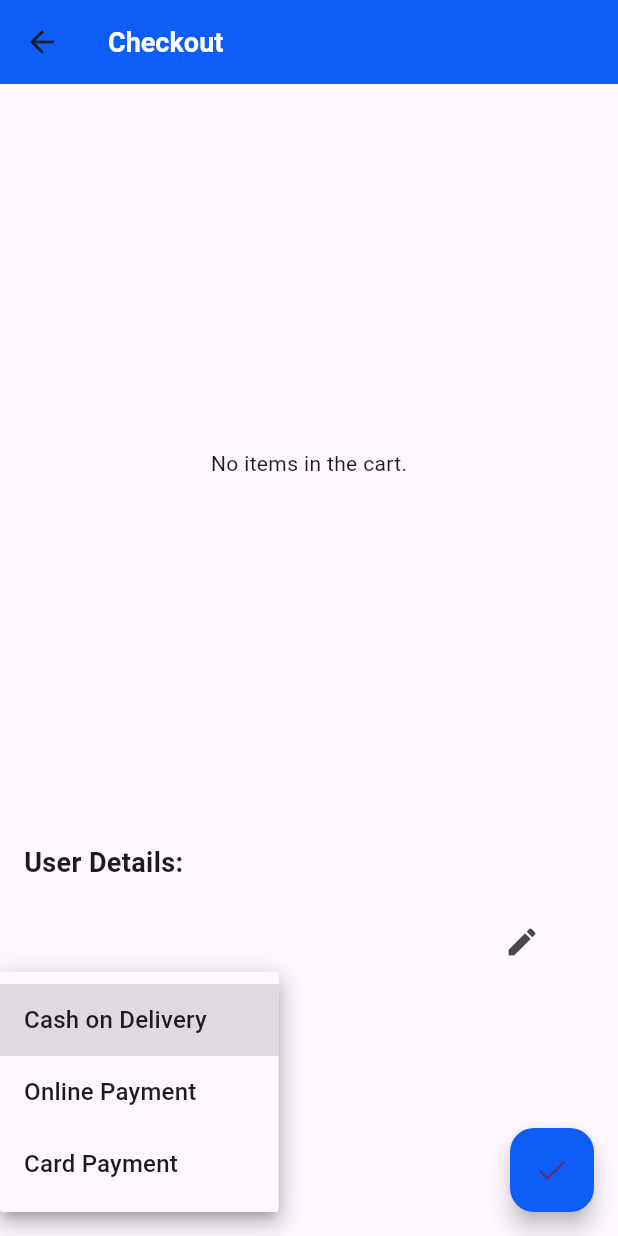
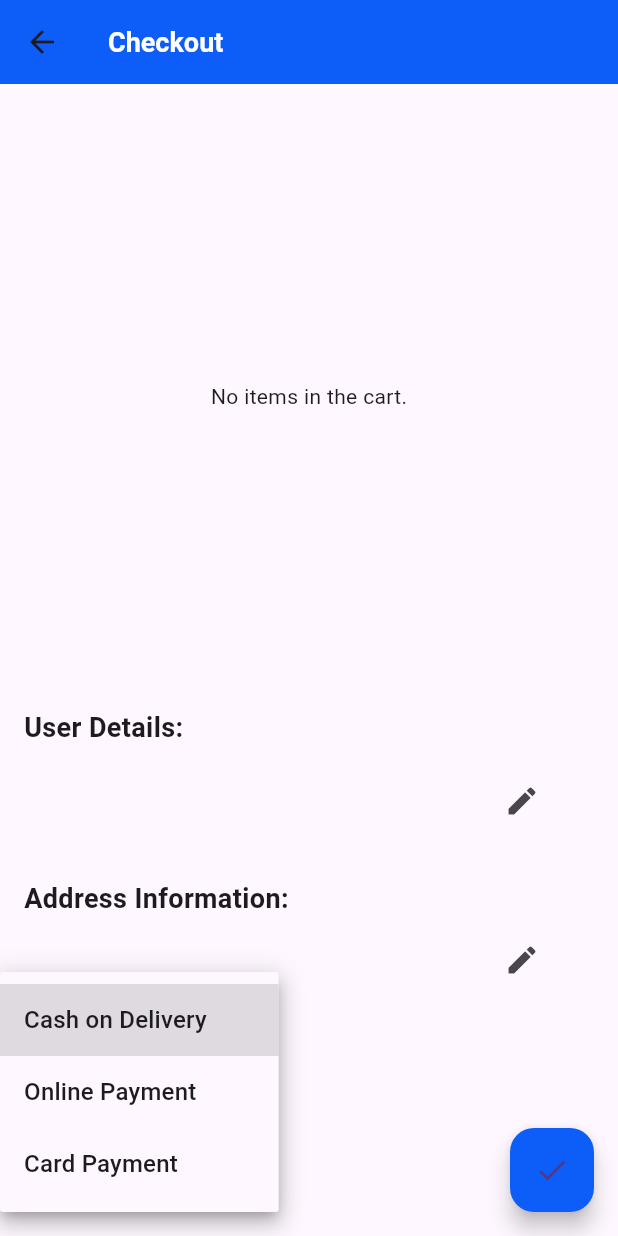
Before and after one commit to krishnasairammalapaka/ecub, a Flutter app: the FS_CheckoutScreen screen opened by its route, after a tap on "Cash on Delivery", on a phone screen of 412 x 824 dp. Run offline on Flutter 3.47's test engine with Material 3 defaults, Android fonts, the phone set to English and light mode, and no system bars; our stand-ins replace badges, carousel_slider, cloud_firestore, firebase_auth, firebase_core, font_awesome_flutter and 7 more; missing offline and left inert: razorpay_flutter, tflite_flutter, twilio_flutter; accounts and stored records are empty.

Commit message:
CheckOutAddressIssue

```diff
--- a/lib/service_page/FoodService/FS_CheckoutScreen.dart
+++ b/lib/service_page/FoodService/FS_CheckoutScreen.dart
@@ -6,6 +6,7 @@ import 'package:twilio_flutter/twilio_flutter.dart';
 import 'package:ecub_s1_v2/models/CheckoutHistory_DB.dart';
 import 'package:cloud_firestore/cloud_firestore.dart';
 import 'package:firebase_auth/firebase_auth.dart';
+import 'package:google_maps_flutter/google_maps_flutter.dart'; // Add this package for map functionality
 
 class FS_CheckoutScreen extends StatefulWidget {
   @override
@@ -22,6 +23,7 @@ class _FS_CheckoutScreenState extends State<FS_CheckoutScreen> {
   String userName = '';
   String userAddress = '';
   String userPhoneNumber = '';
+  LatLng? userLocation; // Track user's location
   String selectedPaymentOption = 'Cash on Delivery';
   bool hasSubscription = false;
   Map<String, dynamic>? subscriptionPack;
@@ -57,13 +59,121 @@ class _FS_CheckoutScreenState extends State<FS_CheckoutScreen> {
   }
 
   Future<void> _fetchUserDetails() async {
-    DocumentSnapshot userDoc = await FirebaseFirestore.instance.collection('users').doc(userId).get();
-    setState(() {
-      userName = userDoc['firstname'];
-      userAddress = userDoc['email'];
-      userPhoneNumber = userDoc['phonenumber'];
-    });
+    try {
+      DocumentSnapshot userDoc = await FirebaseFirestore.instance.collection('users').doc(userId).get();
+      if (userDoc.exists) {
+        // Get document data as a Map
+        Map<String, dynamic>? userData = userDoc.data() as Map<String, dynamic>?;
+
+        setState(() {
+          userName = userData?['firstname'] ?? 'No name';
+          userPhoneNumber = userData?['phonenumber'] ?? 'No phone number';
+
+          // Check if 'address' field exists and set a placeholder if not
+          userAddress = userData?.containsKey('address') == true
+              ? userData!['address'] ?? 'Enter address'
+              : 'Enter address'; // Placeholder value
+
+          print('Address: $userAddress');
+          // Uncomment and adjust this section if you want to handle location
+          // double? lat = userData?['latitude'];
+          // double? lon = userData?['longitude'];
+          // if (lat != null && lon != null) {
+          //   userLocation = LatLng(lat, lon);
+          // }
+        });
+      } else {
+        print('User document does not exist');
+      }
+    } catch (e) {
+      print('Error fetching user details: $e');
+    }
   }
+
+
+  void _showEditAddressDialog() {
+    showDialog(
+      context: context,
+      builder: (context) {
+        String tempAddress = userAddress;
+
+        return AlertDialog(
+          title: Text('Edit Address'),
+          content: Column(
+            mainAxisSize: MainAxisSize.min,
+            children: [
+              TextField(
+                decoration: InputDecoration(labelText: 'Address'),
+                onChanged: (value) => tempAddress = value,
+                controller: TextEditingController(text: tempAddress),
+              ),
+              SizedBox(height: 16),
+              // ElevatedButton(
+              //   onPressed: () {
+              //     // Navigate to the map screen to pick a location
+              //     Navigator.push(
+              //       context,
+              //       MaterialPageRoute(
+              //         builder: (context) => MapScreen(
+              //           onLocationSelected: (LatLng location) {
+              //             setState(() {
+              //               userLocation = location;
+              //               // Save location to Firestore
+              //               FirebaseFirestore.instance
+              //                   .collection('users')
+              //                   .doc(userId)
+              //                   .update({
+              //                 'address': tempAddress,
+              //                 'latitude': location.latitude,
+              //                 'longitude': location.longitude,
+              //               }).then((_) {
+              //                 print('Address and location updated successfully');
+              //               }).catchError((e) {
+              //                 print('Error updating address and location: $e');
+              //               });
+              //             });
+              //             Navigator.pop(context);
+              //           },
+              //         ),
+              //       ),
+              //     );
+              //   },
+              //   child: Text('Pick Location on Map'),
+              // ),
+            ],
+          ),
+          actions: [
+            TextButton(
+              onPressed: () {
+                Navigator.of(context).pop();
+              },
+              child: Text('Cancel'),
+            ),
+            TextButton(
+              onPressed: () async {
+                setState(() {
+                  userAddress = tempAddress;
+                });
+                await FirebaseFirestore.instance
+                    .collection('users')
+                    .doc(userId)
+                    .update({
+                  'address': userAddress,
+                }).then((_) {
+                  print('Address updated successfully');
+                }).catchError((e) {
+                  print('Error updating address: $e');
+                });
+                Navigator.of(context).pop();
+              },
+              child: Text('Save'),
+            ),
+          ],
+        );
+      },
+    );
+  }
+
 
   Future<void> _checkSubscription() async {
     DocumentSnapshot subscriptionDoc = await FirebaseFirestore.instance
@@ -105,6 +215,7 @@ class _FS_CheckoutScreenState extends State<FS_CheckoutScreen> {
     setState(() {}); // Update the UI with the new total amount
     print(totalAmount);
     print(packPPrice);
+
   }
 
   void _showEditUserDetailsDialog() {
@@ -124,11 +235,6 @@ class _FS_CheckoutScreenState extends State<FS_CheckoutScreen> {
                 decoration: InputDecoration(labelText: 'Name'),
                 onChanged: (value) => tempName = value,
                 controller: TextEditingController(text: tempName),
-              ),
-              TextField(
-                decoration: InputDecoration(labelText: 'Address'),
-                onChanged: (value) => tempAddress = value,
-                controller: TextEditingController(text: tempAddress),
               ),
               TextField(
                 decoration: InputDecoration(labelText: 'Phone Number'),
@@ -168,6 +274,8 @@ class _FS_CheckoutScreenState extends State<FS_CheckoutScreen> {
       },
     );
   }
+
+
 
   void _showOrderConfirmationDialog() {
     showDialog(
@@ -306,10 +414,25 @@ class _FS_CheckoutScreenState extends State<FS_CheckoutScreen> {
             ),
             ListTile(
               title: Text(userName),
-              subtitle: Text('$userAddress\n$userPhoneNumber'),
+              subtitle: Text('$userPhoneNumber'),
               trailing: IconButton(
                 icon: Icon(Icons.edit),
                 onPressed: _showEditUserDetailsDialog,
+              ),
+            ),
+            SizedBox(height: 16),
+            Text(
+              'Address Information:',
+              style: TextStyle(fontSize: 18, fontWeight: FontWeight.bold),
+            ),
+            ListTile(
+              title: Text(userAddress),
+              subtitle: userLocation != null
+                  ? Text('Lat: ${userLocation!.latitude}, Lon: ${userLocation!.longitude}')
+                  : null,
+              trailing: IconButton(
+                icon: Icon(Icons.edit),
+                onPressed: _showEditAddressDialog,
               ),
             ),
             SizedBox(height: 16),
@@ -405,3 +528,25 @@ class SubsCard extends StatelessWidget {
     );
   }
 }
+
+class MapScreen extends StatelessWidget {
+  final Function(LatLng) onLocationSelected;
+
+  MapScreen({required this.onLocationSelected});
+
+  @override
+  Widget build(BuildContext context) {
+    return Scaffold(
+      appBar: AppBar(title: Text('Select Location')),
+      body: GoogleMap(
+        initialCameraPosition: CameraPosition(
+          target: LatLng(0, 0), // Default position
+          zoom: 10,
+        ),
+        onTap: (LatLng location) {
+          onLocationSelected(location);
+        },
+      ),
+    );
+  }
+}
```
Also changed, not shown: lib/service_page/FoodService/FS_CartScreen.dart (+5 -2 lines), pubspec.lock.
